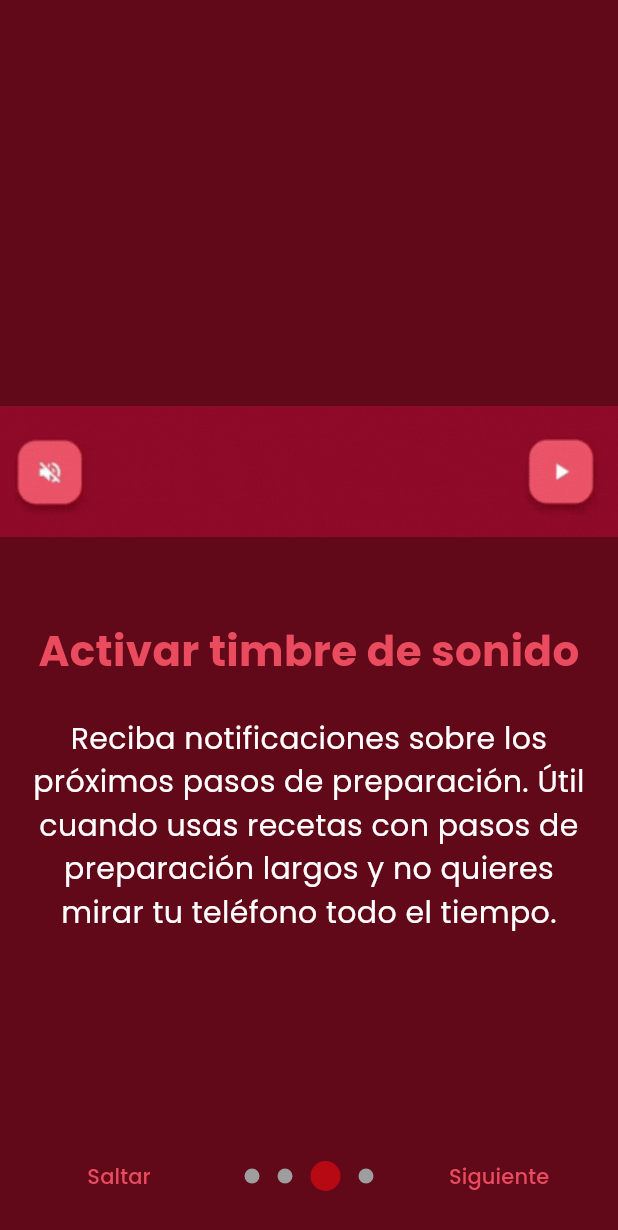
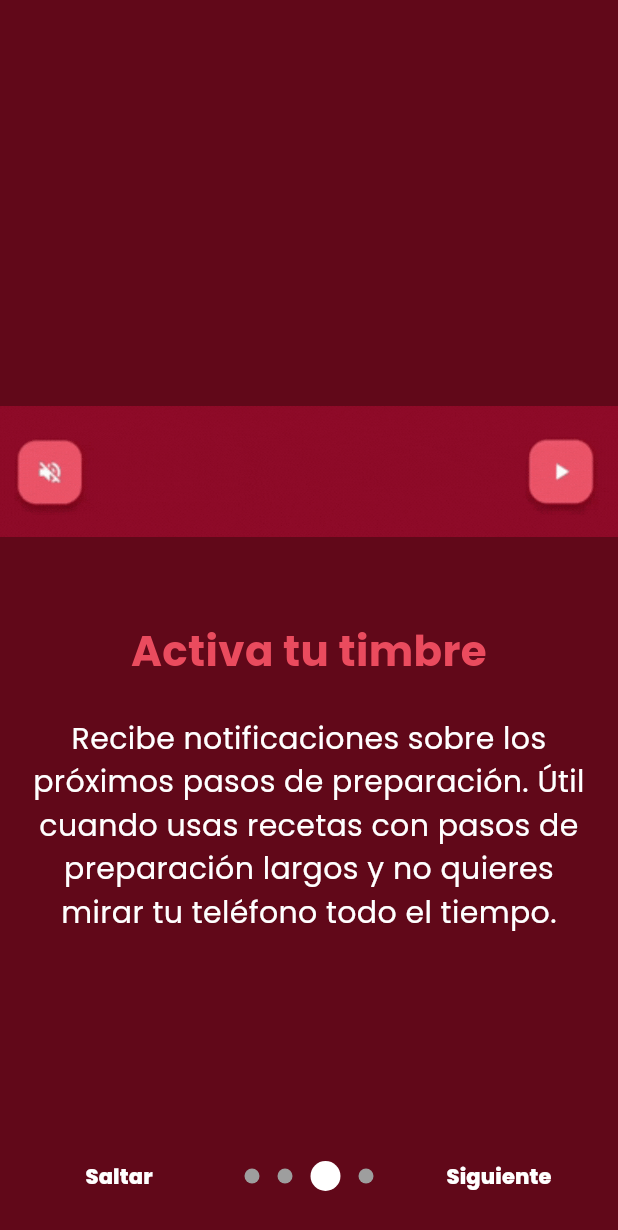
Before and after one commit to natrodriguez1/app_escoffee_main, a Flutter app: the screen it shows after launch, swiped to page 3, on a phone screen of 412 x 824 dp. Shown: the top 1230 px of the screen. Run offline on Flutter 3.47's test engine with Material 3 defaults, Android fonts, the phone set to English and light mode, and no system bars; drawn by our look-alikes of introduction_screen; our stand-ins replace auto_route, carousel_slider, flutter_markdown, in_app_purchase, just_audio, package_info_plus and 2 more; missing offline and left inert: advanced_in_app_review, coffeico, flutter_device_type, quick_actions, universal_html.

Commit message:
1. añadida sección para definir que no se va a usar la función que accede al microfono, para que no haya problemas con la app store, 2. arreglados errores estéticos del onboarding_screen

```diff
--- a/lib/screens/onboarding_screen.dart
+++ b/lib/screens/onboarding_screen.dart
@@ -33,9 +33,9 @@ class OnboardingScreen extends StatelessWidget {
       ),
     ),
     PageViewModel(
-      title: "Activar timbre de sonido",
+      title: "Activa tu timbre",
       body:
-          "Reciba notificaciones sobre los próximos pasos de preparación. Útil cuando usas recetas con pasos de preparación largos y no quieres mirar tu teléfono todo el tiempo.",
+          "Recibe notificaciones sobre los próximos pasos de preparación. Útil cuando usas recetas con pasos de preparación largos y no quieres mirar tu teléfono todo el tiempo.",
       image: _buildImage('intro3', isGif: true), // Replace with your image path
       decoration: const PageDecoration(
         titleTextStyle: TextStyle(
@@ -79,7 +79,7 @@ class OnboardingScreen extends StatelessWidget {
   @override
   Widget build(BuildContext context) {
     return Scaffold(
-      backgroundColor: Colors.white,
+      backgroundColor: const Color.fromARGB(255, 133, 14, 36),
       body: SafeArea(
         child: IntroductionScreen(
           pages: listPagesViewModel,
@@ -92,15 +92,17 @@ class OnboardingScreen extends StatelessWidget {
             context.router.replaceNamed('/');
           },
           showSkipButton: true,
-          skip: const Text('Saltar'),
-          next: const Text('Siguiente'),
-          done: const Text('Empezar a preparar',
+          skip: const Text('Saltar',
+              style: TextStyle(fontWeight: FontWeight.w800, color: Colors.white)),
+          next: const Text('Siguiente',
+              style: TextStyle(fontWeight: FontWeight.w800, color: Colors.white)),
+          done: const Text('Empezar!',
               style: TextStyle(
-                  fontWeight: FontWeight.w600,
-                  color: Color.fromRGBO(182, 9, 19, 1))),
+                  fontWeight: FontWeight.w800,
+                  color: Colors.white)),
           dotsDecorator: const DotsDecorator(
             size: Size.square(10.0),
-            activeColor: Color.fromRGBO(182, 9, 19, 1),
+            activeColor: Color.fromRGBO(255, 255, 255, 1),
             activeSize: Size.square(20.0),
             activeShape: RoundedRectangleBorder(
                 borderRadius: BorderRadius.all(Radius.circular(25.0))),
--- a/pubspec.yaml
+++ b/pubspec.yaml
@@ -1,7 +1,7 @@
 name: app_escoffee_main
-description: Brew delicious coffee at home with Escoffee.Coffee
+description: Filtra tu café más delicioso con EScoffee
 publish_to: 'none'
-version: 0.1.0
+version: 1.8.0
 
 environment:
   sdk: '>=3.2.0 <4.0.0'
```
Also changed, not shown: 2 other files.
